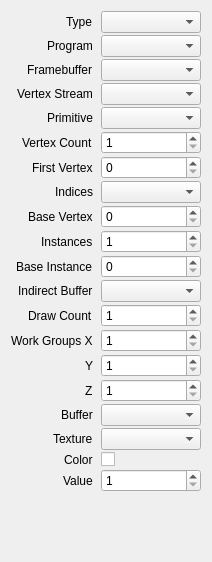
Above: src/session/CallProperties.ui from houmain/gpupad before the change. Below: the same form after it.
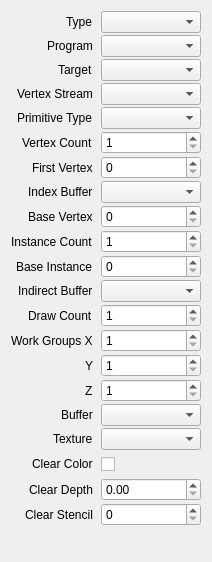
That is the form after the change. Custom widgets are drawn as their Qt base class.

Commit message: Target/Attachment Properties

```diff
--- a/src/session/CallProperties.ui
+++ b/src/session/CallProperties.ui
@@ -57,7 +57,7 @@
      <item row="2" column="0">
       <widget class="QLabel" name="labelFramebuffer">
        <property name="text">
-        <string>Framebuffer</string>
+        <string>Target</string>
        </property>
       </widget>
      </item>
@@ -77,7 +77,7 @@
      <item row="4" column="0">
       <widget class="QLabel" name="labelPrimitiveType">
        <property name="text">
-        <string>Primitive</string>
+        <string>Primitive Type</string>
        </property>
       </widget>
      </item>
@@ -121,7 +121,7 @@
      <item row="7" column="0">
       <widget class="QLabel" name="labelIndexBuffer">
        <property name="text">
-        <string>Indices</string>
+        <string>Index Buffer</string>
        </property>
       </widget>
      </item>
@@ -145,7 +145,7 @@
      <item row="10" column="0">
       <widget class="QLabel" name="labelInstanceCount">
        <property name="text">
-        <string>Instances</string>
+        <string>Instance Count</string>
        </property>
       </widget>
      </item>
@@ -247,27 +247,24 @@
      <item row="19" column="0">
       <widget class="QLabel" name="labelClearColor">
        <property name="text">
-        <string>Color</string>
+        <string>Clear Color</string>
        </property>
       </widget>
      </item>
      <item row="19" column="1">
-      <widget class="ColorPicker" name="clearColor"/>
+      <widget class="ColorPicker" name="clearColor">
+       <property name="minimumSize">
+        <size>
+         <width>0</width>
+         <height>24</height>
+        </size>
+       </property>
+      </widget>
      </item>
      <item row="20" column="0">
       <widget class="QLabel" name="labelClearValue">
        <property name="text">
-        <string>Value</string>
-       </property>
-      </widget>
-     </item>
-     <item row="20" column="1">
-      <widget class="QSpinBox" name="clearValue">
-       <property name="minimum">
-        <number>1</number>
-       </property>
-       <property name="maximum">
-        <number>65536</number>
+        <string>Clear Depth</string>
        </property>
       </widget>
      </item>
@@ -298,6 +295,33 @@
        </property>
       </widget>
      </item>
+     <item row="21" column="1">
+      <widget class="QSpinBox" name="clearStencil">
+       <property name="maximum">
+        <number>65535</number>
+       </property>
+       <property name="value">
+        <number>0</number>
+       </property>
+      </widget>
+     </item>
+     <item row="21" column="0">
+      <widget class="QLabel" name="labelClearStencil">
+       <property name="text">
+        <string>Clear Stencil</string>
+       </property>
+      </widget>
+     </item>
+     <item row="20" column="1">
+      <widget class="QDoubleSpinBox" name="clearDepth">
+       <property name="maximum">
+        <double>1.000000000000000</double>
+       </property>
+       <property name="singleStep">
+        <double>0.100000000000000</double>
+       </property>
+      </widget>
+     </item>
     </layout>
    </item>
   </layout>
```
Left out of the diff: 6 changed lines with no effect on the pictures. The commit also changes 24 other files.
